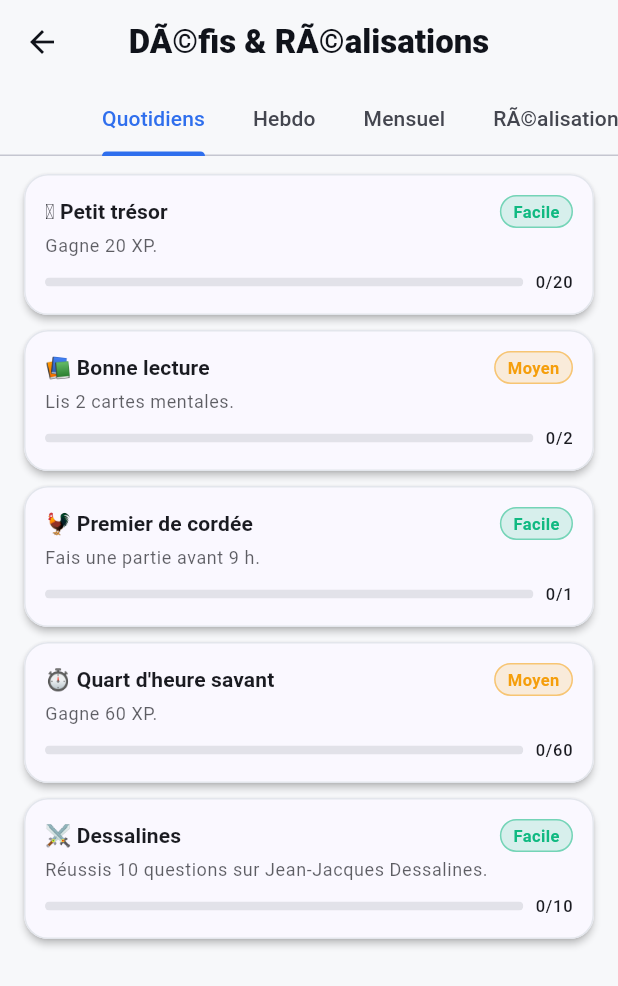
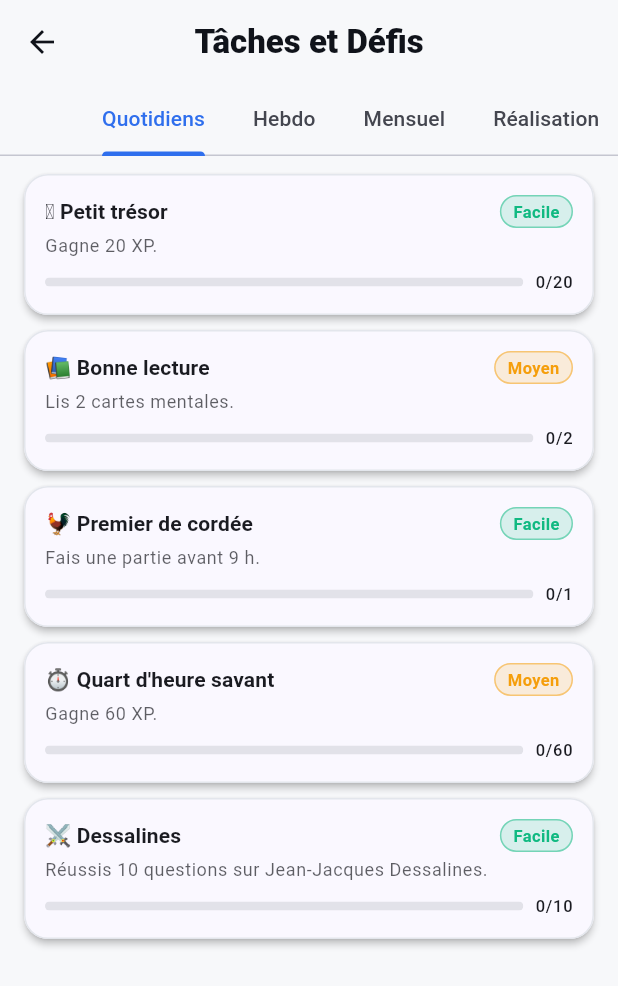
Before and after one commit to Ronaldy02/EduCle-Web, a Flutter app: the DefisScreen screen opened directly, on a phone screen of 412 x 824 dp. Shown: the top 986 px of the screen. Run offline on Flutter 3.47's test engine with Material 3 defaults, Android fonts, the phone set to English and light mode, and no system bars; our stand-ins replace audioplayers, connectivity_plus, flutter_secure_storage, sqflite; missing offline and left inert: flutter_web_auth_2; accounts and stored records are empty.

Commit message:
fix: persister nombreQuestions en DB + renommer Défis en Tâches et Défis
- DB v17 : migration ALTER TABLE user_preferences ADD COLUMN nombre_questions
- DatabaseHelper : getNombreQuestions() / setNombreQuestions()
- QuizController.initialiser() : charge nombreQuestions depuis la DB au démarrage
- QuizController.changerNombreQuestions() : Future<void>, sauvegarde en DB
- DefisScreen : titre "Tâches et Défis", onglet 4 renommé "Réalisation"
- DefisScreen : correction des chaînes mal encodées (Latin-1 → UTF-8)
- HomeScreen : carte "Défis du jour" → "Tâches et Défis"

Co-Authored-By: Claude Sonnet 4.6 <noreply@anthropic.com>

```diff
--- a/lib/controllers/quiz_controller.dart
+++ b/lib/controllers/quiz_controller.dart
@@ -62,6 +62,7 @@ class QuizController extends ChangeNotifier {
         _ville = await _db.getVille();
         _difficulte = await _db.getDifficulte();
         profilConfigure = await _db.getProfilConfigure();
+        nombreQuestions = await _db.getNombreQuestions();
         utilisateur.zone = zone;
         matieres = await _db.getMatieresByCycle(_niveauScolaire);
         final quizSauvegarde = await _db.getQuizEnCours();
@@ -254,8 +255,9 @@ class QuizController extends ChangeNotifier {
     return quiz;
   }
 
-  void changerNombreQuestions(int nb) {
+  Future<void> changerNombreQuestions(int nb) async {
     nombreQuestions = nb;
+    if (!kIsWeb) await _db.setNombreQuestions(nb);
     notifyListeners();
   }
 
--- a/lib/views/screens/defis_screen.dart
+++ b/lib/views/screens/defis_screen.dart
@@ -58,7 +58,7 @@ class _DefisScreenState extends State<DefisScreen>
   Widget build(BuildContext context) {
     return Scaffold(
       appBar: AppBar(
-        title: const Text('DÃ©fis & RÃ©alisations'),
+        title: const Text('Tâches et Défis'),
         bottom: TabBar(
           controller: _tabs,
           isScrollable: true,
@@ -66,7 +66,7 @@ class _DefisScreenState extends State<DefisScreen>
             Tab(text: 'Quotidiens'),
             Tab(text: 'Hebdo'),
             Tab(text: 'Mensuel'),
-            Tab(text: 'RÃ©alisations'),
+            Tab(text: 'Réalisation'),
           ],
         ),
       ),
@@ -121,7 +121,7 @@ class _DefisList extends StatelessWidget {
     final progresByDefiId = {for (final p in progres) p.defiId: p};
     final tous = [...defis, ...special];
     if (tous.isEmpty) {
-      return const Center(child: Text('Aucun dÃ©fi pour cette pÃ©riode.'));
+      return const Center(child: Text('Aucun défi pour cette période.'));
     }
     return ListView.separated(
       padding: const EdgeInsets.symmetric(vertical: 12, horizontal: 16),
@@ -378,7 +378,7 @@ class _RealisationCard extends StatelessWidget {
                     ],
                     if (debloquee && progres?.debloqueLe != null)
                       Text(
-                        'DÃ©bloquÃ©e le ${_formatDate(progres!.debloqueLe!)}',
+                        'Débloquée le ${_formatDate(progres!.debloqueLe!)}',
                         style: theme.textTheme.labelSmall
                             ?.copyWith(color: couleur),
                       ),
--- a/lib/views/screens/home_screen.dart
+++ b/lib/views/screens/home_screen.dart
@@ -644,7 +644,7 @@ class _CarteDefisJourState extends State<_CarteDefisJour> {
                 crossAxisAlignment: CrossAxisAlignment.start,
                 children: [
                   const Text(
-                    'Défis du jour',
+                    'Tâches et Défis',
                     style: TextStyle(
                       fontWeight: FontWeight.w800,
                       fontSize: 15,
```
Also changed, not shown: lib/services/database_helper.dart (+21 -1 lines).
